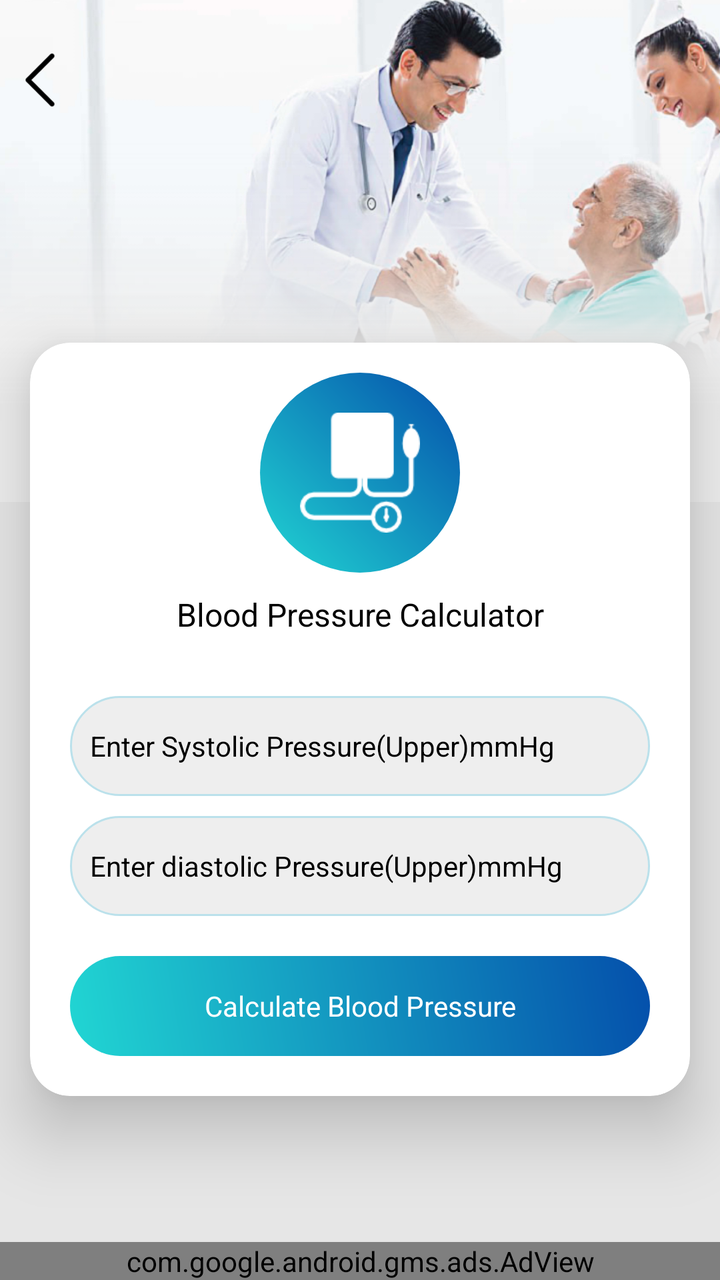
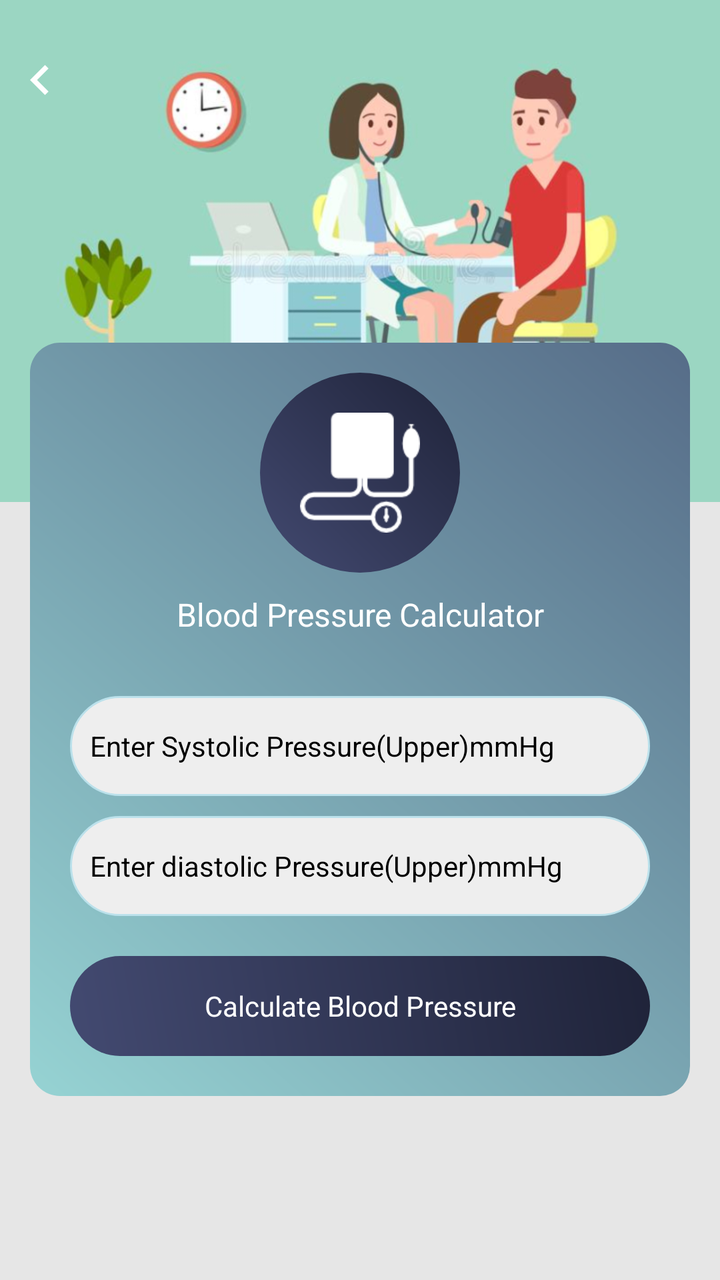

Two renders of the same Android screen: before a commit and after it. Below are the layout's source before the change and the commit's diff.
<!-- AndroidManifest.xml: application theme AppTheme -->
<!-- res/layout/bloodpressure_calculator.xml -->
<?xml version="1.0" encoding="utf-8"?>
<RelativeLayout xmlns:android="http://schemas.android.com/apk/res/android"
    xmlns:aapt="http://schemas.android.com/aapt"
    xmlns:app="http://schemas.android.com/apk/res-auto"
    android:layout_width="match_parent"
    android:layout_height="match_parent"
    android:background="@color/gray_color"
    android:orientation="vertical">



    <RelativeLayout
        android:id="@+id/banner"
        android:layout_width="match_parent"
        android:layout_height="wrap_content"
        android:background="@mipmap/calculator_banner_2">

    </RelativeLayout>
    <ImageView
        android:id="@+id/iv_back"
        android:layout_width="40dp"
        android:layout_height="40dp"
        android:layout_alignParentLeft="true"
        android:layout_alignParentTop="true"
        android:layout_marginTop="20dp"
        android:padding="5dp"
        android:src="@mipmap/left_arrow" />






    <androidx.cardview.widget.CardView
        android:id="@+id/cardviewone"
        android:layout_marginBottom="60dp"
        android:layout_width="match_parent"
        android:layout_height="wrap_content"
        android:layout_marginLeft="@dimen/text_15"
        android:layout_below="@+id/banner"
        android:layout_marginTop="-80dp"
        android:layout_marginRight="@dimen/text_15"
        android:orientation="horizontal"
        app:cardCornerRadius="20dp"
        app:cardElevation="20dip">







    <ScrollView
        android:layout_width="match_parent"
        android:layout_height="wrap_content"
        android:layout_above="@+id/ad_layout"
        >



        <LinearLayout
            android:layout_width="match_parent"
            android:layout_height="wrap_content"
            android:orientation="vertical">


            <RelativeLayout
                android:id="@+id/rel11"
                android:layout_marginTop="15dp"
                android:layout_width="match_parent"
                android:layout_height="wrap_content">
                <RelativeLayout
                    android:id="@+id/rel12"
                    android:layout_width="100dp"
                    android:layout_centerInParent="true"
                    android:background="@drawable/a3_grad"
                    android:layout_height="100dp">

                    <ImageView
                        android:id="@+id/iv_bloodpressure"
                        android:layout_width="60dp"
                        android:layout_height="60dp"
                        android:layout_centerHorizontal="true"
                        android:layout_centerInParent="true"
                        android:src="@drawable/img_blood_pressure" />
                </RelativeLayout>
            </RelativeLayout>


            <TextView
                android:id="@+id/tv_bloodpressure"
                android:layout_width="match_parent"
                android:layout_height="wrap_content"
                android:layout_below="@+id/rel11"
                android:textAlignment="center"
                android:layout_centerHorizontal="true"
                android:layout_margin="10dp"
                android:text="@string/Blood_Pressure_Calculator"
                android:textColor="@color/black"
                android:textSize="@dimen/textsize_16" />


            <EditText
                android:id="@+id/et_systolic_pressure"
                android:layout_width="match_parent"
                android:layout_height="50dp"
                android:layout_marginLeft="20dp"
                android:layout_marginRight="20dp"
                android:layout_marginBottom="10dp"
                android:layout_marginTop="@dimen/text_20"
                android:background="@drawable/corner2"
                android:hint="@string/Enter_Systolic_Pressure"
                android:imeOptions="actionNext"
                android:inputType="numberDecimal"
                android:paddingLeft="10dp"
                android:textColor="@color/black"
                android:textColorHint="@color/black"
                android:textSize="@dimen/textsize_14" />

            <EditText
                android:id="@+id/et_diastolic_pressure"
                android:layout_width="match_parent"
                android:layout_height="50dp"
                android:layout_marginLeft="20dp"
                android:layout_marginRight="20dp"
                android:layout_marginBottom="20dp"
                android:background="@drawable/corner2"
                android:hint="@string/Enter_diastolic_Pressure"
                android:imeOptions="actionDone"
                android:inputType="numberDecimal"
                android:paddingLeft="10dp"
                android:textColor="@color/black"
                android:textColorHint="@color/black"
                android:textSize="@dimen/textsize_14" />

            <TextView
                android:id="@+id/tv_calculate_bloodpressure"
                android:layout_width="match_parent"
                android:layout_height="50dp"
                android:layout_marginLeft="20dp"
                android:layout_marginRight="20dp"
                android:layout_marginBottom="20dp"
                android:background="@drawable/a3_grad"
                android:editable="false"
                android:focusable="false"
                android:gravity="center"
                android:text="@string/Calculate_Blood_Pressure"
                android:textColor="@color/white"
                android:textSize="@dimen/textsize_14" />
        </LinearLayout>

    </ScrollView>

    </androidx.cardview.widget.CardView>

    <include
        android:id="@+id/ad_layout"
        layout="@layout/native_ad"
        android:layout_width="match_parent"
        android:layout_height="wrap_content"
        android:layout_alignParentLeft="true"
        android:layout_alignParentBottom="true" />
</RelativeLayout>
<!-- res/layout/native_ad.xml (included above) -->
<?xml version="1.0" encoding="utf-8"?>
<LinearLayout xmlns:android="http://schemas.android.com/apk/res/android"
    xmlns:aapt="http://schemas.android.com/aapt"
    xmlns:app="http://schemas.android.com/apk/res-auto"
    android:layout_width="match_parent"
    android:layout_height="wrap_content"
    android:orientation="vertical">

    <com.google.android.gms.ads.AdView
        android:id="@+id/adView"
        android:layout_width="match_parent"
        android:layout_height="wrap_content"
        android:layout_above="@+id/ll_footer_menu"
        app:adSize="BANNER"
        app:adUnitId="@string/banner_ad" />
</LinearLayout>
<!-- resources referenced by this layout -->
<resources>
  <color name="black">#000000</color>
  <color name="gray_color">#E6E6E6</color>
  <color name="white">#ffffff</color>
  <dimen name="text_15">15sp</dimen>
  <dimen name="text_20">20sp</dimen>
  <dimen name="textsize_14">14sp</dimen>
  <dimen name="textsize_16">16sp</dimen>
  <!-- drawable a3_grad (drawable) -->
  <?xml version="1.0" encoding="utf-8"?>
  <shape xmlns:android="http://schemas.android.com/apk/res/android">
      <gradient
          android:angle="225"
          android:endColor="#21d6d3"
          android:startColor="#044fab" />
  
      <corners android:radius="200dp"/>
      
  </shape>
  <!-- drawable corner2 (drawable) -->
  <?xml version="1.0" encoding="utf-8"?>
  <shape xmlns:android="http://schemas.android.com/apk/res/android"
      android:shape="rectangle">
  
  
      <stroke
          android:width="1dp"
          android:color="#BBE1EB"/>
  
      <corners android:radius="200dp"/>
  
      <solid
          android:color="#EEEEEE"/>
  
  </shape>
  <!-- drawable img_blood_pressure: png bitmap (drawable, 1302 bytes) -->
  <!-- mipmap calculator_banner_2: png bitmap (mipmap-xhdpi, 230774 bytes) -->
  <!-- mipmap left_arrow: png bitmap (mipmap-xhdpi, 499 bytes) -->
  <string name="Blood_Pressure_Calculator">Blood Pressure Calculator</string>
  <string name="Calculate_Blood_Pressure">Calculate Blood Pressure</string>
  <string name="Enter_Systolic_Pressure">Enter Systolic Pressure(Upper)mmHg</string>
  <string name="Enter_diastolic_Pressure">Enter diastolic Pressure(Upper)mmHg</string>
  <string name="banner_ad">ca-app-pub-3940256099942544/6300978111</string>
  <style name="AppTheme" parent="Theme.AppCompat.Light.DarkActionBar">
          
          <item name="colorPrimary">@color/colorPrimary</item>
          <item name="colorPrimaryDark">@color/colorPrimaryDark</item>
          <item name="colorAccent">@color/colorAccent</item>
      </style>
  <color name="colorPrimary">#36D1DC</color>
  <color name="colorPrimaryDark">#044fab</color>
  <color name="colorAccent">#03DAC5</color>
</resources>

<!-- the commit's change to res/layout/bloodpressure_calculator.xml (unified diff, before → after) -->
@@ -24,14 +24,14 @@
         android:layout_alignParentTop="true"
         android:layout_marginTop="20dp"
         android:padding="5dp"
-        android:src="@mipmap/left_arrow" />
+        android:src="@drawable/ic_chevron_left_white_24dp" />
 
 
 
 
 
 
-    <androidx.cardview.widget.CardView
+    <LinearLayout
         android:id="@+id/cardviewone"
         android:layout_marginBottom="60dp"
         android:layout_width="match_parent"
@@ -41,7 +41,7 @@
         android:layout_marginTop="-80dp"
         android:layout_marginRight="@dimen/text_15"
         android:orientation="horizontal"
-        app:cardCornerRadius="20dp"
+        android:background="@drawable/a2_grad_black"
         app:cardElevation="20dip">
 
 
@@ -53,7 +53,7 @@
     <ScrollView
         android:layout_width="match_parent"
         android:layout_height="wrap_content"
-        android:layout_above="@+id/ad_layout"
+        android:layout_above="@+id/normal_ad_include"
         >
 
 
@@ -96,7 +96,7 @@
                 android:layout_centerHorizontal="true"
                 android:layout_margin="10dp"
                 android:text="@string/Blood_Pressure_Calculator"
-                android:textColor="@color/black"
+                android:textColor="@color/white"
                 android:textSize="@dimen/textsize_16" />
 
 
@@ -151,30 +151,12 @@
 
     </ScrollView>
 
-    </androidx.cardview.widget.CardView>
+    </LinearLayout>
 
-    <include
-        android:id="@+id/ad_layout"
-        layout="@layout/native_ad"
+    <LinearLayout
+        android:id="@+id/normal_ad_include"
         android:layout_width="match_parent"
         android:layout_height="wrap_content"
-        android:layout_alignParentLeft="true"
-        android:layout_alignParentBottom="true" />
+        android:orientation="vertical"
+        android:layout_alignParentBottom="true"/>
 </RelativeLayout>
-<!-- res/layout/native_ad.xml (included above) -->
-<?xml version="1.0" encoding="utf-8"?>
-<LinearLayout xmlns:android="http://schemas.android.com/apk/res/android"
-    xmlns:aapt="http://schemas.android.com/aapt"
-    xmlns:app="http://schemas.android.com/apk/res-auto"
-    android:layout_width="match_parent"
-    android:layout_height="wrap_content"
-    android:orientation="vertical">
-
-    <com.google.android.gms.ads.AdView
-        android:id="@+id/adView"
-        android:layout_width="match_parent"
-        android:layout_height="wrap_content"
-        android:layout_above="@+id/ll_footer_menu"
-        app:adSize="BANNER"
-        app:adUnitId="@string/banner_ad" />
-</LinearLayout>
<!-- resource entries referenced after the edit -->
@@ -7,16 +7,27 @@
   <dimen name="text_20">20sp</dimen>
   <dimen name="textsize_14">14sp</dimen>
   <dimen name="textsize_16">16sp</dimen>
-  <!-- drawable a3_grad (drawable) -->
+  <!-- drawable a2_grad_black (drawable) -->
   <?xml version="1.0" encoding="utf-8"?>
   <shape xmlns:android="http://schemas.android.com/apk/res/android">
       <gradient
           android:angle="225"
-          android:endColor="#21d6d3"
-          android:startColor="#044fab" />
+          android:endColor="#96D3D3"
+          android:startColor="#566C88" />
   
-      <corners android:radius="200dp"/>
-      
+      <corners android:radius="15dp"/>
+  
+  </shape>
+  <!-- drawable a3_grad (drawable) -->
+  <?xml version="1.0" encoding="utf-8"?>
+  <shape xmlns:android="http://schemas.android.com/apk/res/android">
+  <gradient
+      android:angle="225"
+      android:endColor="#434A71"
+      android:startColor="#1F2339" />
+  
+  <corners android:radius="200dp"/>
+  
   </shape>
   <!-- drawable corner2 (drawable) -->
   <?xml version="1.0" encoding="utf-8"?>
@@ -34,22 +45,26 @@
           android:color="#EEEEEE"/>
   
   </shape>
+  <!-- drawable ic_chevron_left_white_24dp (drawable) -->
+  <vector android:height="24dp" android:tint="#FFFFFF"
+      android:viewportHeight="24" android:viewportWidth="24"
+      android:width="24dp" xmlns:android="http://schemas.android.com/apk/res/android">
+      <path android:fillColor="@android:color/white" android:pathData="M15.41,7.41L14,6l-6,6 6,6 1.41,-1.41L10.83,12z"/>
+  </vector>
   <!-- drawable img_blood_pressure: png bitmap (drawable, 1302 bytes) -->
-  <!-- mipmap calculator_banner_2: png bitmap (mipmap-xhdpi, 230774 bytes) -->
-  <!-- mipmap left_arrow: png bitmap (mipmap-xhdpi, 499 bytes) -->
+  <!-- mipmap calculator_banner_2: png bitmap (mipmap-xhdpi, 192739 bytes) -->
   <string name="Blood_Pressure_Calculator">Blood Pressure Calculator</string>
   <string name="Calculate_Blood_Pressure">Calculate Blood Pressure</string>
   <string name="Enter_Systolic_Pressure">Enter Systolic Pressure(Upper)mmHg</string>
   <string name="Enter_diastolic_Pressure">Enter diastolic Pressure(Upper)mmHg</string>
-  <string name="banner_ad">ca-app-pub-3940256099942544/6300978111</string>
   <style name="AppTheme" parent="Theme.AppCompat.Light.DarkActionBar">
           
           <item name="colorPrimary">@color/colorPrimary</item>
           <item name="colorPrimaryDark">@color/colorPrimaryDark</item>
           <item name="colorAccent">@color/colorAccent</item>
       </style>
-  <color name="colorPrimary">#36D1DC</color>
-  <color name="colorPrimaryDark">#044fab</color>
-  <color name="colorAccent">#03DAC5</color>
+  <color name="colorPrimary">#434A71</color>
+  <color name="colorPrimaryDark">#1F2339</color>
+  <color name="colorAccent">#1F2339</color>
 </resources>
 
